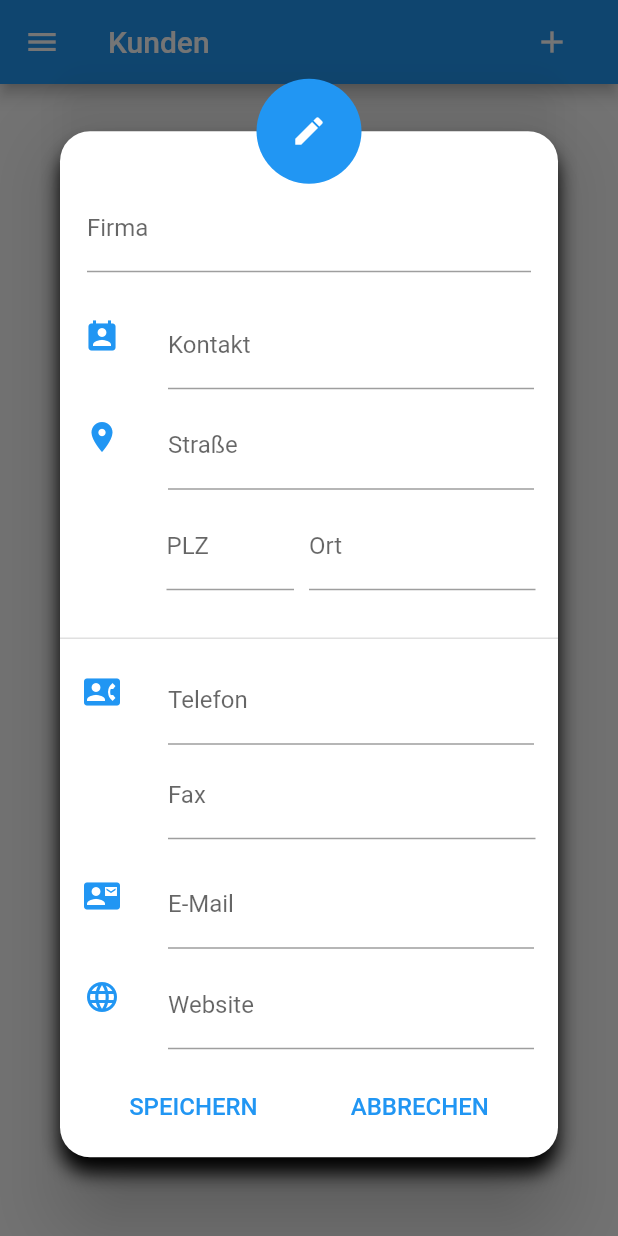
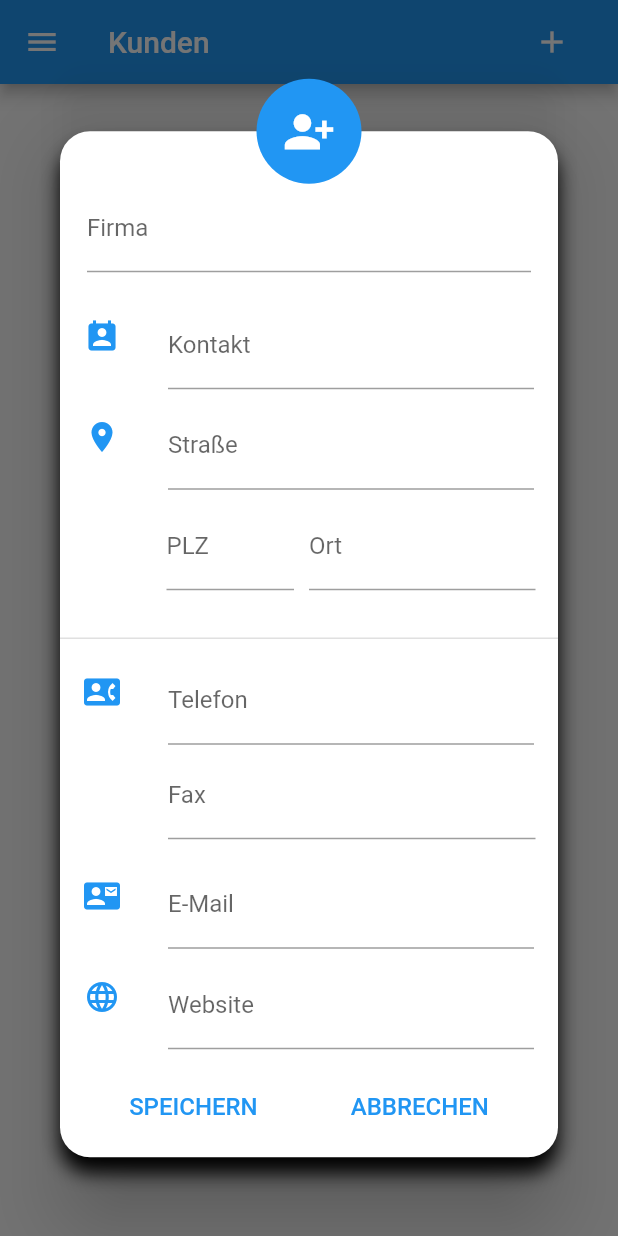
Before and after one commit to MarcelGep/flutter_desktop, a Flutter app: the CustomerPage screen opened by its route, after a tap on the "add" icon, on a phone screen of 412 x 824 dp. Run offline on Flutter 3.47's test engine with Material 2 defaults, Android fonts, the phone set to English and light mode, and no system bars; our stand-ins replace another_flushbar, cloud_firestore, device_info, faker, firebase_auth, firebase_core and 6 more; missing offline and left inert: random_color; accounts and stored records are empty.

Commit message:
edit icon for edit customer dialog

```diff
--- a/lib/dialogs/customer_edit_dialog.dart
+++ b/lib/dialogs/customer_edit_dialog.dart
@@ -323,12 +323,14 @@ class _CustomerEditDialogState extends State<CustomerEditDialog> {
   }
 
   Widget _buildTopIcon() {
+    IconData topIcon =
+        widget.editCustomer ? Icons.edit : Icons.person_add_alt_1;
     return Positioned(
       left: 20,
       right: 20,
       child: CircleAvatar(
         backgroundColor: Colors.blue,
-        child: Icon(Icons.edit),
+        child: Icon(topIcon, size: 35),
         foregroundColor: Colors.white,
         radius: 35,
       ),
```
